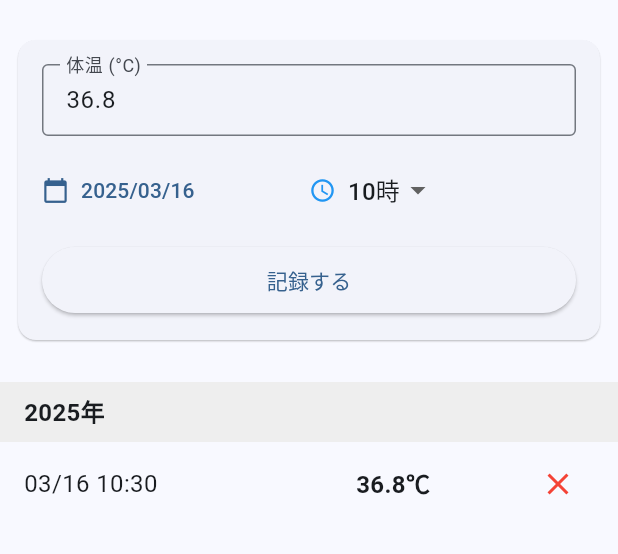
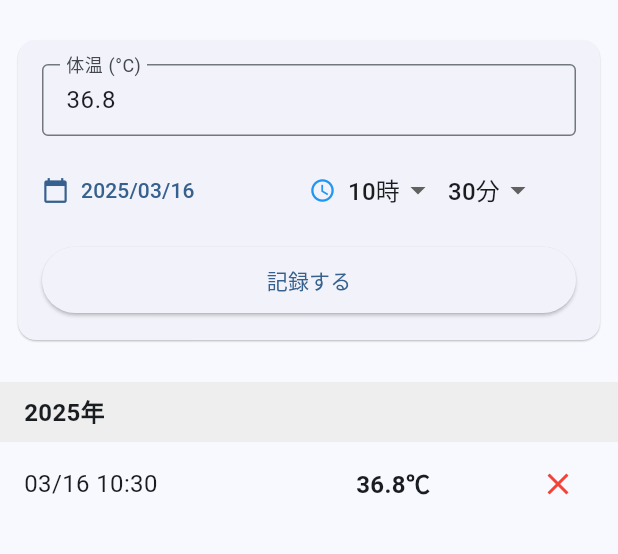
Before and after one commit to yamotuki/temperature_record, a Flutter app: the screen it shows after launch, after a tap on "記録する", on a phone screen of 412 x 824 dp, the part 62-616 px from its top. Run offline on Flutter 3.47's test engine with Material 3 defaults, Android fonts, the phone set to English and light mode, and no system bars; our stand-ins replace shared_preferences.

Commit message:
分での記録ができるように

```diff
--- a/lib/widgets/temperature_input.dart
+++ b/lib/widgets/temperature_input.dart
@@ -18,6 +18,7 @@ class _TemperatureInputState extends State<TemperatureInput> {
   final _temperatureController = TextEditingController(text: '36.8');
   DateTime _selectedDateTime = DateTime.now();
   int _selectedHour = DateTime.now().hour;
+  int _selectedMinute = DateTime.now().minute;
 
   @override
   void dispose() {
@@ -39,7 +40,7 @@ class _TemperatureInputState extends State<TemperatureInput> {
           picked.month,
           picked.day,
           _selectedHour,
-          0,
+          _selectedMinute,
         );
       });
     }
@@ -53,7 +54,20 @@ class _TemperatureInputState extends State<TemperatureInput> {
         _selectedDateTime.month,
         _selectedDateTime.day,
         hour,
-        0,
+        _selectedMinute,
+      );
+    });
+  }
+
+  void _updateMinute(int minute) {
+    setState(() {
+      _selectedMinute = minute;
+      _selectedDateTime = DateTime(
+        _selectedDateTime.year,
+        _selectedDateTime.month,
+        _selectedDateTime.day,
+        _selectedHour,
+        minute,
       );
     });
   }
@@ -74,9 +88,11 @@ class _TemperatureInputState extends State<TemperatureInput> {
 
     // 入力をリセット
     _temperatureController.text = '36.8';
+    final now = DateTime.now();
     setState(() {
-      _selectedDateTime = DateTime.now();
-      _selectedHour = DateTime.now().hour;
+      _selectedDateTime = now;
+      _selectedHour = now.hour;
+      _selectedMinute = now.minute;
     });
   }
 
@@ -132,7 +148,7 @@ class _TemperatureInputState extends State<TemperatureInput> {
                       const SizedBox(width: 8),
                       DropdownButton<int>(
                         value: _selectedHour,
-                        items: List.generate(24, (index) => index + 1)
+                        items: List.generate(24, (index) => index)
                             .map((hour) => DropdownMenuItem<int>(
                                   value: hour,
                                   child: Text('$hour時'),
@@ -141,6 +157,22 @@ class _TemperatureInputState extends State<TemperatureInput> {
                         onChanged: (value) {
                           if (value != null) {
                             _updateHour(value);
+                          }
+                        },
+                        underline: Container(),
+                      ),
+                      const SizedBox(width: 8),
+                      DropdownButton<int>(
+                        value: _selectedMinute,
+                        items: List.generate(60, (index) => index)
+                            .map((minute) => DropdownMenuItem<int>(
+                                  value: minute,
+                                  child: Text('$minute分'),
+                                ))
+                            .toList(),
+                        onChanged: (value) {
+                          if (value != null) {
+                            _updateMinute(value);
                           }
                         },
                         underline: Container(),
--- a/lib/widgets/temperature_show.dart
+++ b/lib/widgets/temperature_show.dart
@@ -19,7 +19,6 @@ class TemperatureShow extends StatelessWidget {
         child: Text('記録がありません'),
       );
     }
-
     // 記録を日付の降順（新しい順）にソート
     final sortedRecords = List<TemperatureRecord>.from(records)
       ..sort((a, b) => b.dateTime.compareTo(a.dateTime));
```
